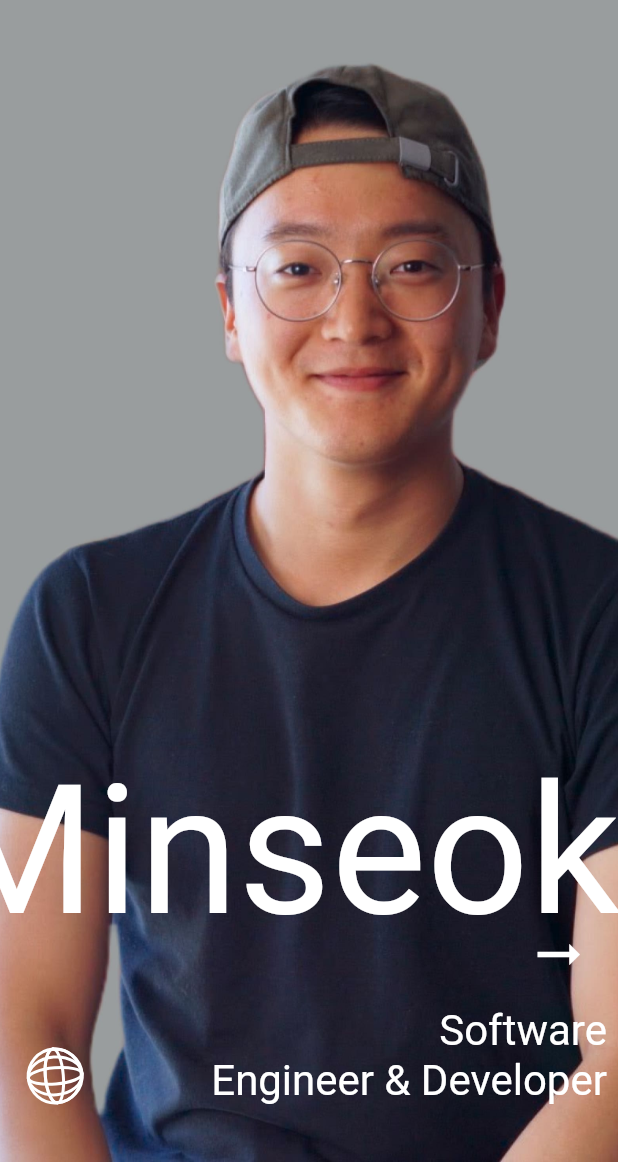
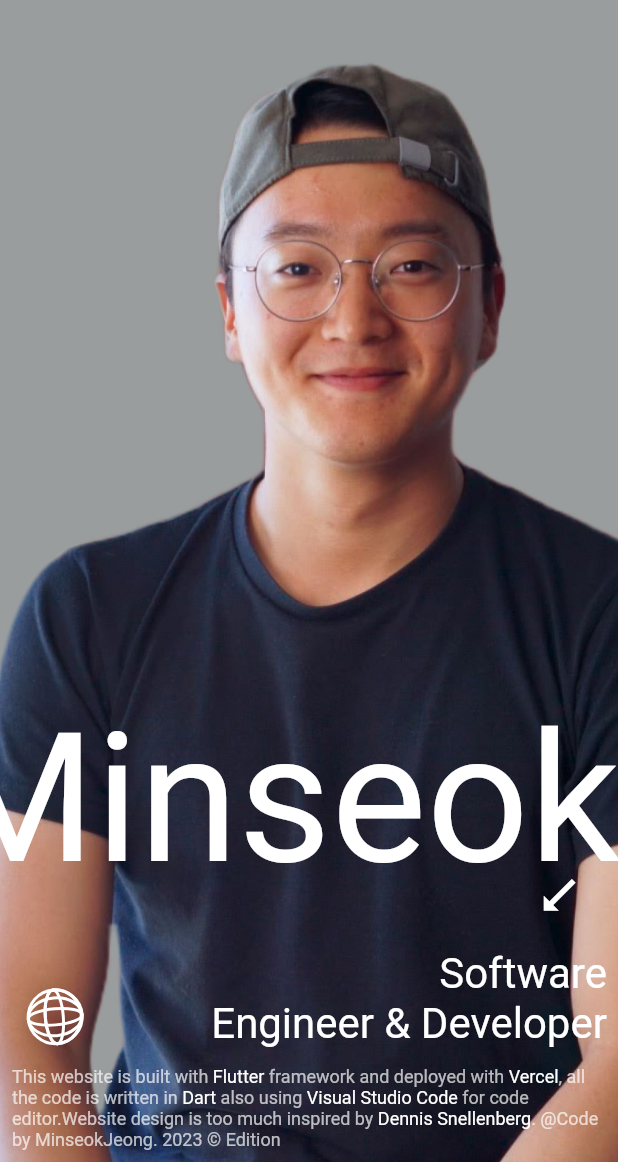
Before and after one commit to MinseokJeong/mj_personal_website, a Flutter app: the HomePage screen opened directly, on a phone screen of 412 x 824 dp, the part 74-1236 px from its top. Run offline on Flutter 3.47's test engine with Material 2 defaults, Android fonts, the phone set to English and light mode, and no system bars; our stand-ins replace animated_text_kit, auto_size_text, flutter_svg, google_fonts, hexcolor; Roboto replaces fonts that are missing (NotoSansKorean).

Commit message:
Add footer widget inside the home page widget

```diff
--- a/lib/main.dart
+++ b/lib/main.dart
@@ -30,7 +30,7 @@ void main() {
   if (developmentMode) {
     return runApp(
       MaterialApp(
-        home: MenuPage(),
+        home: HomePage(),
         theme: ThemeData(fontFamily: FontName.NotoSansKorean.name),
         debugShowCheckedModeBanner: false,
       ),
--- a/lib/page/home_page.dart
+++ b/lib/page/home_page.dart
@@ -4,6 +4,7 @@ import 'package:flutter/material.dart';
 import 'package:flutter/rendering.dart';
 import 'package:mj_portfolio_web/util/screen_size.dart';
 import 'package:mj_portfolio_web/util/size_variation_extension.dart';
+import 'package:mj_portfolio_web/widget/footer_widget.dart';
 import '../model/size_variation.dart';
 import '../widget/hanger_widget.dart';
 import '../widget/horizontal_moving_text_widget.dart';
@@ -72,7 +73,7 @@ class _HomePageState extends State<HomePage> {
             ),
             Align(
               alignment: (isSmallScreenSize)
-                  ? const Alignment(-0.9, 0.9)
+                  ? const Alignment(-0.9, 0.8)
                   : const Alignment(-1.0, 0.0),
               child: HangerWidget(
                 windowSize: Size(screenWidth, screenHeight),
@@ -80,7 +81,7 @@ class _HomePageState extends State<HomePage> {
             ),
             Align(
               alignment: (isSmallScreenSize)
-                  ? const Alignment(0.9, 0.9)
+                  ? const Alignment(0.9, 0.8)
                   : const Alignment(0.9, 0.0),
               child: Text(
                 'Software\nEngineer & Developer',
@@ -91,7 +92,7 @@ class _HomePageState extends State<HomePage> {
             ),
             Align(
               alignment: (isSmallScreenSize)
-                  ? const Alignment(-1.0, 0.6)
+                  ? const Alignment(-1.0, 0.5)
                   : const Alignment(-1.0, 0.9),
               child: HorizontalMovingTextWidget2(
                 text: "Minseok Jeong ",
@@ -107,7 +108,7 @@ class _HomePageState extends State<HomePage> {
             ),
             Align(
               alignment: (isSmallScreenSize)
-                  ? const Alignment(0.9, 0.7)
+                  ? const Alignment(0.9, 0.6)
                   : const Alignment(0.6, -0.3),
               child: StreamBuilder<Offset>(
                 stream: _mouseHoverStreamController.stream,
@@ -119,6 +120,21 @@ class _HomePageState extends State<HomePage> {
                 },
               ),
             ),
+            Align(
+              alignment: Alignment(0.0, 1.0),
+              child: SizedBox(
+                height: 120,
+                child: Column(
+                  mainAxisAlignment: MainAxisAlignment.end,
+                  children: [
+                    FooterWidget(
+                      defaultColor: Colors.white70,
+                      highlightColor: Colors.white,
+                    ),
+                  ],
+                ),
+              ),
+            ),
           ],
         ),
       ),
--- a/lib/widget/footer_widget.dart
+++ b/lib/widget/footer_widget.dart
@@ -27,6 +27,7 @@ class FooterWidget extends StatelessWidget {
         padding: EdgeInsets.all(8.0),
         child: Center(
           child: Column(
+            mainAxisSize: MainAxisSize.min,
             children: [
               Wrap(
                 children: [
@@ -75,6 +76,7 @@ class FooterWidget extends StatelessWidget {
         padding: EdgeInsets.all(8.0),
         child: Center(
           child: Column(
+            mainAxisSize: MainAxisSize.min,
             children: [
               Text.rich(TextSpan(style: defaultTextStyle, children: [
                 TextSpan(
--- a/lib/widget/interact_with_mouse_pointer_icon_widget.dart
+++ b/lib/widget/interact_with_mouse_pointer_icon_widget.dart
@@ -10,7 +10,7 @@ class InteractWithMousePointerIconWidget extends StatelessWidget {
   @override
   Widget build(BuildContext context) {
     final renderObjectFound = context.findRenderObject() as RenderBox?;
-    double angle = 0.0;
+    double angle = math.pi * 0.75;
     if (renderObjectFound != null && mousePointerOffsetGlobal != null) {
       final localizedMousePointerOffset =
           renderObjectFound.globalToLocal(mousePointerOffsetGlobal!);
```
